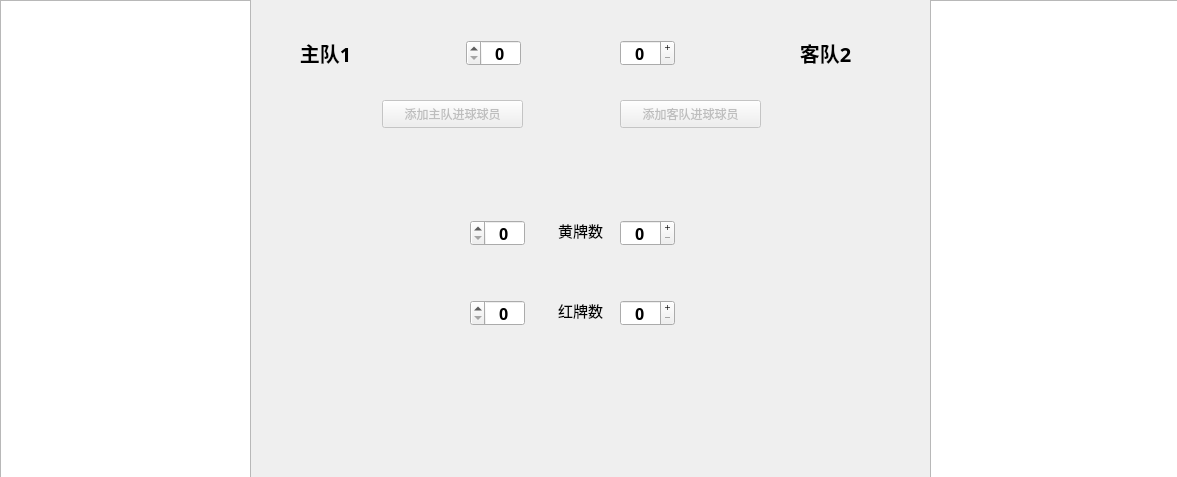
Qt form matchstaticwindow.ui (Ozal220/WorldCupManagerSystem) before a commit.
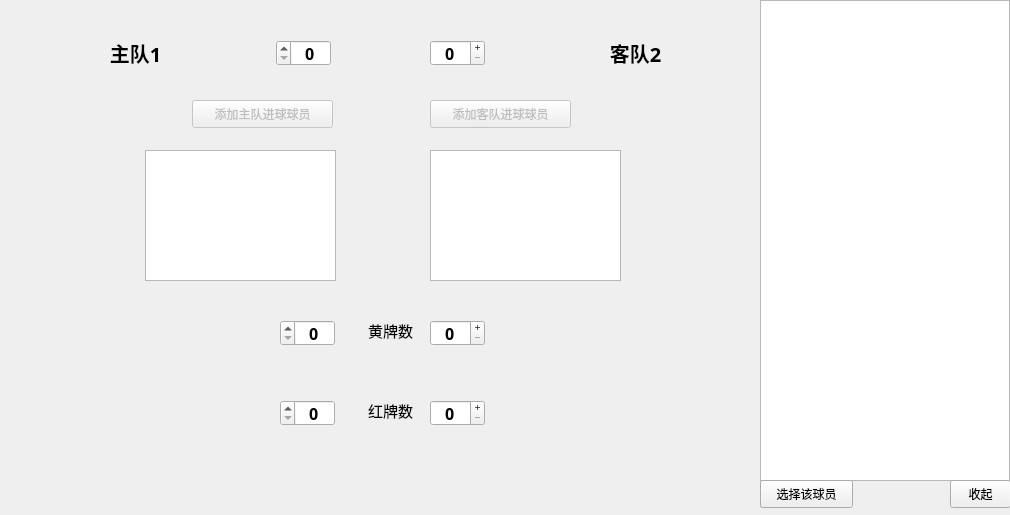
The same form after that commit. Icons and pictures are not drawn.

```diff
--- a/matchstaticwindow.ui
+++ b/matchstaticwindow.ui
@@ -6,8 +6,8 @@
    <rect>
     <x>0</x>
     <y>0</y>
-    <width>1177</width>
-    <height>477</height>
+    <width>1010</width>
+    <height>515</height>
    </rect>
   </property>
   <property name="windowTitle">
@@ -19,7 +19,7 @@
    </property>
    <property name="geometry">
     <rect>
-     <x>382</x>
+     <x>192</x>
      <y>100</y>
      <width>141</width>
      <height>28</height>
@@ -35,7 +35,7 @@
    </property>
    <property name="geometry">
     <rect>
-     <x>620</x>
+     <x>430</x>
      <y>100</y>
      <width>141</width>
      <height>28</height>
@@ -48,8 +48,8 @@
   <widget class="QLabel" name="label_3">
    <property name="geometry">
     <rect>
-     <x>540</x>
-     <y>220</y>
+     <x>350</x>
+     <y>320</y>
      <width>81</width>
      <height>21</height>
     </rect>
@@ -79,8 +79,8 @@
   <widget class="QLabel" name="label_4">
    <property name="geometry">
     <rect>
-     <x>540</x>
-     <y>300</y>
+     <x>350</x>
+     <y>400</y>
      <width>81</width>
      <height>21</height>
     </rect>
@@ -110,8 +110,8 @@
   <widget class="QSpinBox" name="yellow_1">
    <property name="geometry">
     <rect>
-     <x>470</x>
-     <y>220</y>
+     <x>280</x>
+     <y>320</y>
      <width>55</width>
      <height>26</height>
     </rect>
@@ -134,8 +134,8 @@
   <widget class="QSpinBox" name="red_1">
    <property name="geometry">
     <rect>
-     <x>470</x>
-     <y>300</y>
+     <x>280</x>
+     <y>400</y>
      <width>55</width>
      <height>26</height>
     </rect>
@@ -158,8 +158,8 @@
   <widget class="QSpinBox" name="yellow_2">
    <property name="geometry">
     <rect>
-     <x>620</x>
-     <y>220</y>
+     <x>430</x>
+     <y>320</y>
      <width>55</width>
      <height>26</height>
     </rect>
@@ -194,8 +194,8 @@
   <widget class="QSpinBox" name="red_2">
    <property name="geometry">
     <rect>
-     <x>620</x>
-     <y>300</y>
+     <x>430</x>
+     <y>400</y>
      <width>55</width>
      <height>26</height>
     </rect>
@@ -227,20 +227,10 @@
     <bool>true</bool>
    </property>
   </widget>
-  <widget class="QTableView" name="tableView">
-   <property name="geometry">
-    <rect>
-     <x>0</x>
-     <y>0</y>
-     <width>251</width>
-     <height>481</height>
-    </rect>
-   </property>
-  </widget>
   <widget class="QTableView" name="tableView_2">
    <property name="geometry">
     <rect>
-     <x>930</x>
+     <x>760</x>
      <y>0</y>
      <width>250</width>
      <height>481</height>
@@ -250,7 +240,7 @@
   <widget class="QLabel" name="team_1">
    <property name="geometry">
     <rect>
-     <x>200</x>
+     <x>10</x>
      <y>40</y>
      <width>251</width>
      <height>25</height>
@@ -274,7 +264,7 @@
   <widget class="QLabel" name="team_2">
    <property name="geometry">
     <rect>
-     <x>700</x>
+     <x>510</x>
      <y>40</y>
      <width>251</width>
      <height>25</height>
@@ -298,7 +288,7 @@
   <widget class="QSpinBox" name="goal_1">
    <property name="geometry">
     <rect>
-     <x>466</x>
+     <x>276</x>
      <y>40</y>
      <width>55</width>
      <height>26</height>
@@ -322,7 +312,7 @@
   <widget class="QSpinBox" name="goal_2">
    <property name="geometry">
     <rect>
-     <x>620</x>
+     <x>430</x>
      <y>40</y>
      <width>55</width>
      <height>26</height>
@@ -355,6 +345,99 @@
     <bool>true</bool>
    </property>
   </widget>
+  <widget class="QLabel" name="label">
+   <property name="geometry">
+    <rect>
+     <x>360</x>
+     <y>140</y>
+     <width>41</width>
+     <height>41</height>
+    </rect>
+   </property>
+   <property name="text">
+    <string/>
+   </property>
+   <property name="pixmap">
+    <pixmap resource="resourse.qrc">:/new/prefix1/icons8-soccer-ball-64.png</pixmap>
+   </property>
+   <property name="scaledContents">
+    <bool>true</bool>
+   </property>
+   <property name="alignment">
+    <set>Qt::AlignCenter</set>
+   </property>
+  </widget>
+  <widget class="QTextBrowser" name="textBrowser">
+   <property name="geometry">
+    <rect>
+     <x>145</x>
+     <y>150</y>
+     <width>191</width>
+     <height>131</height>
+    </rect>
+   </property>
+   <property name="font">
+    <font>
+     <family>黑体</family>
+     <pointsize>10</pointsize>
+    </font>
+   </property>
+  </widget>
+  <widget class="QTextBrowser" name="textBrowser_2">
+   <property name="geometry">
+    <rect>
+     <x>430</x>
+     <y>150</y>
+     <width>191</width>
+     <height>131</height>
+    </rect>
+   </property>
+   <property name="font">
+    <font>
+     <family>黑体</family>
+     <pointsize>10</pointsize>
+    </font>
+   </property>
+  </widget>
+  <widget class="QPushButton" name="pushButton">
+   <property name="geometry">
+    <rect>
+     <x>760</x>
+     <y>480</y>
+     <width>91</width>
+     <height>28</height>
+    </rect>
+   </property>
+   <property name="text">
+    <string>选择该球员</string>
+   </property>
+  </widget>
+  <widget class="QPushButton" name="pushButton_2">
+   <property name="geometry">
+    <rect>
+     <x>760</x>
+     <y>480</y>
+     <width>93</width>
+     <height>28</height>
+    </rect>
+   </property>
+   <property name="text">
+    <string>选择该球员</string>
+   </property>
+  </widget>
+  <widget class="QPushButton" name="pushButton_3">
+   <property name="geometry">
+    <rect>
+     <x>950</x>
+     <y>480</y>
+     <width>61</width>
+     <height>28</height>
+    </rect>
+   </property>
+   <property name="text">
+    <string>收起</string>
+   </property>
+  </widget>
  </widget>
  <resources/>
  <connections/>
```
Left out of the diff: 4 changed lines with no effect on the pictures.
